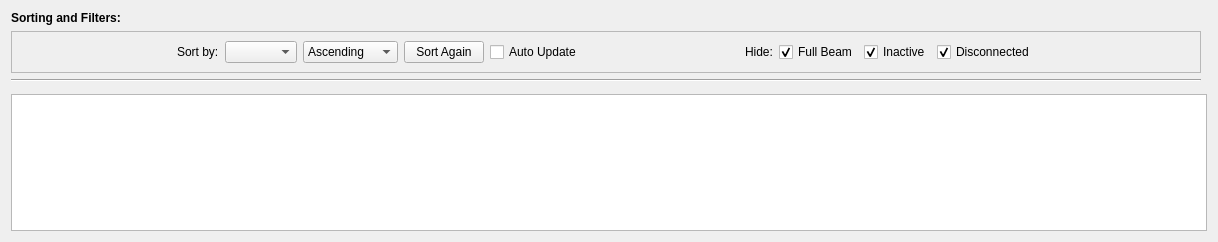
pcdshub/pmps-ui, file preemptive_requests.ui: the form before one commit.
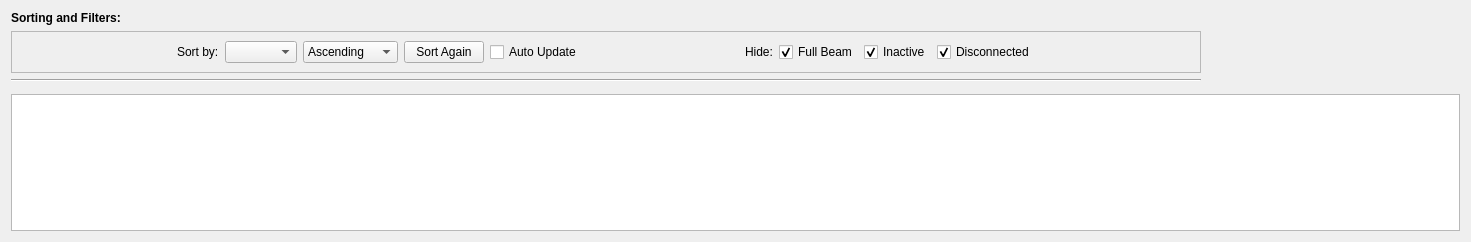
The form after the commit. Custom widgets are drawn as their Qt base class.

Commit message: ENH: less obnoxious table highlighting

What changed in the file:
```diff
--- a/preemptive_requests.ui
+++ b/preemptive_requests.ui
@@ -6,7 +6,7 @@
    <rect>
     <x>0</x>
     <y>0</y>
-    <width>1218</width>
+    <width>1471</width>
     <height>242</height>
    </rect>
   </property>
```
Left out of the diff: 6 changed lines with no effect on the pictures.
